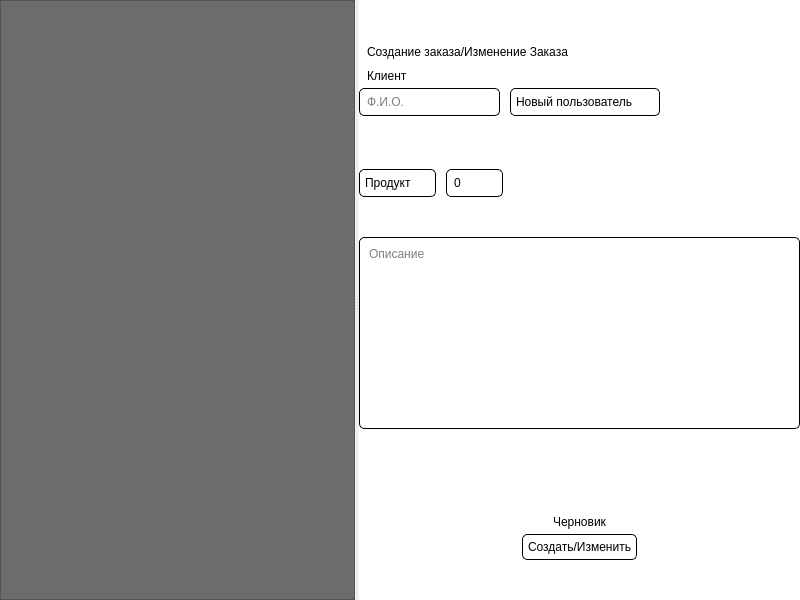
Above: commercial.ui from NoneType4Name/nto-contest before the change. Below: the same form after it.
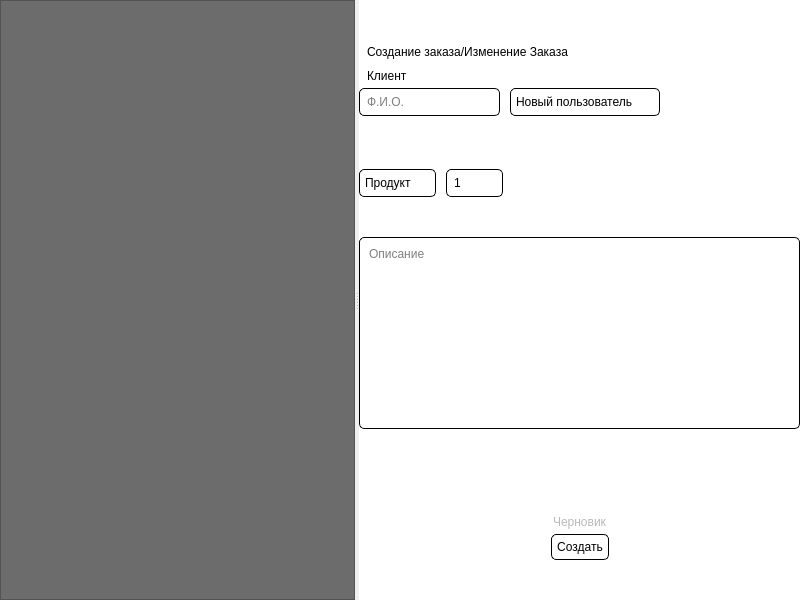
That is the form after the change.

Diff of the .ui file:
```diff
--- a/commercial.ui
+++ b/commercial.ui
@@ -365,13 +365,13 @@
                 <enum>QAbstractSpinBox::ButtonSymbols::NoButtons</enum>
                </property>
                <property name="minimum">
-                <number>0</number>
+                <number>1</number>
                </property>
                <property name="maximum">
                 <number>16777215</number>
                </property>
                <property name="value">
-                <number>0</number>
+                <number>1</number>
                </property>
               </widget>
              </item>
@@ -441,6 +441,9 @@
        </item>
        <item>
         <widget class="QLabel" name="orderStatus">
+         <property name="styleSheet">
+          <string notr="true">color: rgb(185, 185, 185);</string>
+         </property>
          <property name="text">
           <string>Черновик</string>
          </property>
@@ -479,7 +482,7 @@
             <cursorShape>PointingHandCursor</cursorShape>
            </property>
            <property name="text">
-            <string>Создать/Изменить</string>
+            <string>Создать</string>
            </property>
           </widget>
          </item>
```
Left out of the diff: 43 changed lines with no effect on the pictures.
